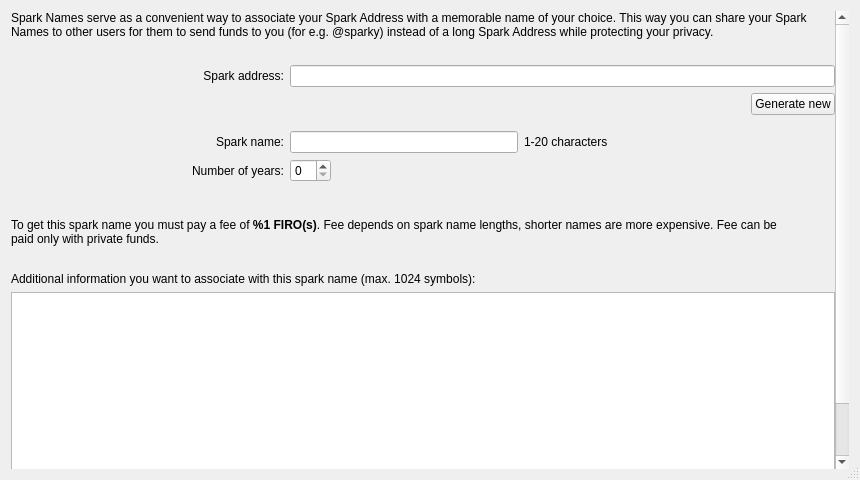
firoorg/firo, file src/qt/forms/createsparkname.ui: the form before one commit.
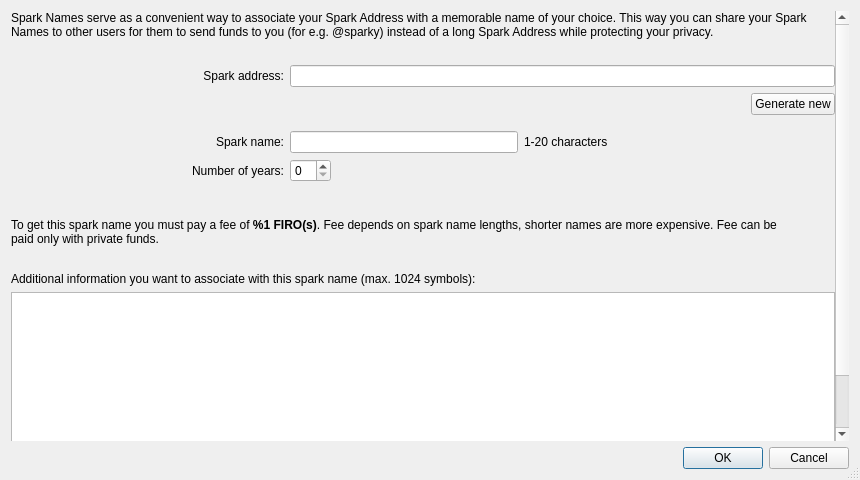
The form after the commit.

```diff
--- a/src/qt/forms/createsparkname.ui
+++ b/src/qt/forms/createsparkname.ui
@@ -72,7 +72,7 @@
         <number>0</number>
        </property>
        <item>
-        <layout class="QVBoxLayout" name="verticalLayout" stretch="0,0,0,0,0,0,0,1,0">
+        <layout class="QVBoxLayout" name="verticalLayout" stretch="0,0,0,0,0,0,0,1">
      <property name="sizeConstraint">
       <enum>QLayout::SetDefaultConstraint</enum>
      </property>
@@ -382,6 +382,12 @@
        </item>
       </layout>
      </item>
+        </layout>
+       </item>
+      </layout>
+     </widget>
+    </widget>
+   </item>
      <item>
       <widget class="QDialogButtonBox" name="buttonBox">
        <property name="orientation">
@@ -390,12 +396,6 @@
        <property name="standardButtons">
         <set>QDialogButtonBox::Cancel|QDialogButtonBox::Ok</set>
        </property>
-      </widget>
-     </item>
-        </layout>
-       </item>
-      </layout>
-     </widget>
     </widget>
    </item>
   </layout>
```
Lines whose indentation alone changed are shown as unchanged.
